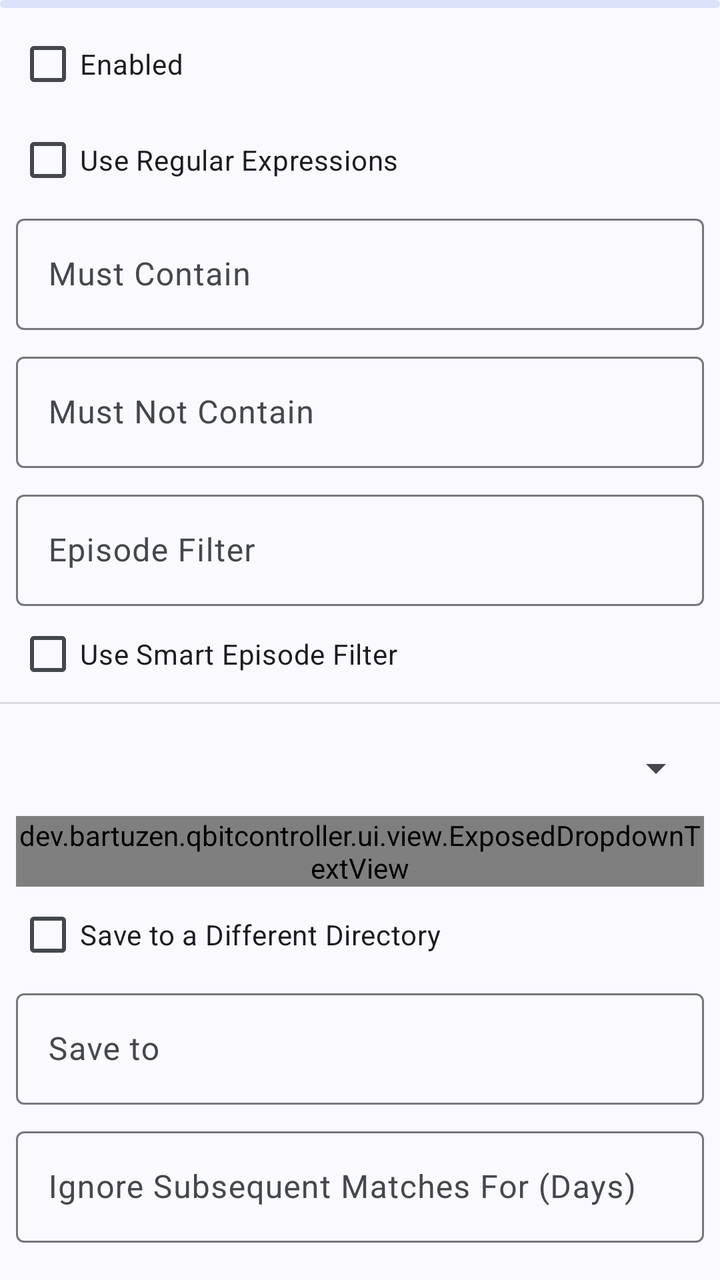
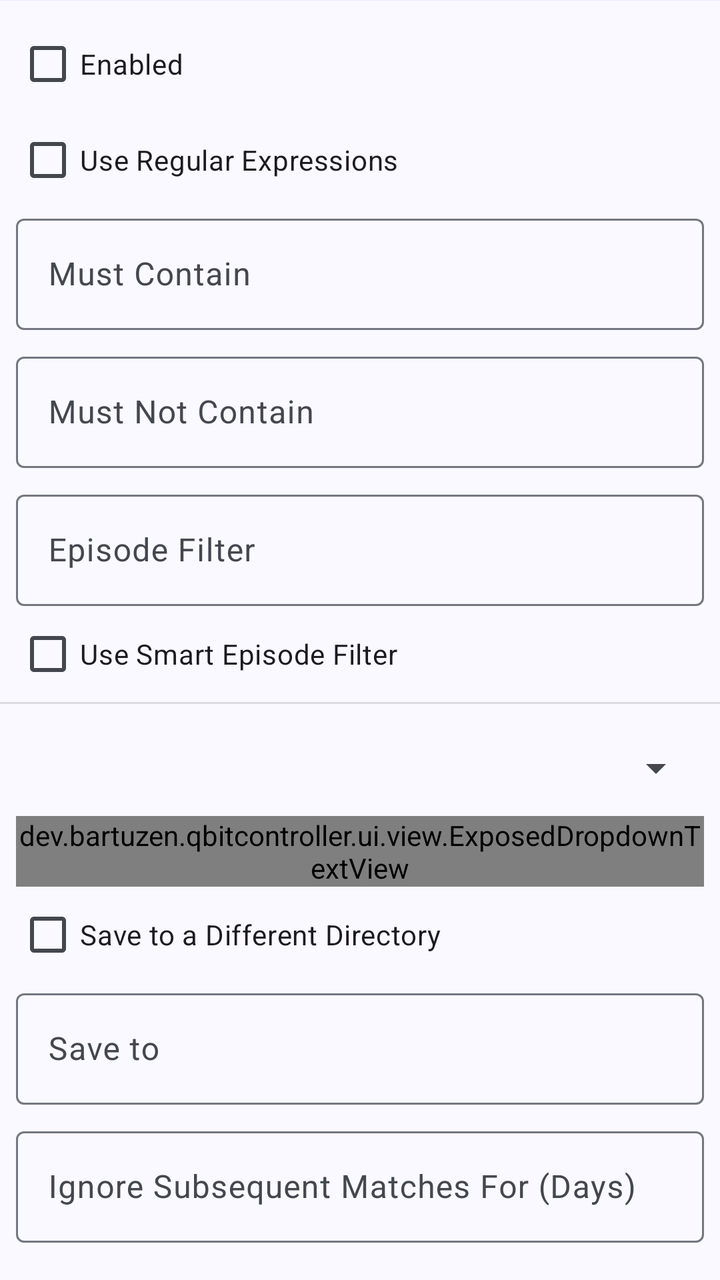

Compare the two renders of this Android layout. The source of the first and the diff that turns it into the second are given below.
<!-- AndroidManifest.xml: application theme AppTheme -->
<!-- res/layout/fragment_edit_rss_rule.xml -->
<?xml version="1.0" encoding="utf-8"?>
<androidx.core.widget.NestedScrollView xmlns:android="http://schemas.android.com/apk/res/android"
    xmlns:app="http://schemas.android.com/apk/res-auto"
    android:id="@+id/scroll_view"
    android:layout_width="match_parent"
    android:layout_height="match_parent"
    android:clipToPadding="false">

    <androidx.constraintlayout.widget.ConstraintLayout
        android:layout_width="match_parent"
        android:layout_height="wrap_content">

        <com.google.android.material.progressindicator.LinearProgressIndicator
            android:id="@+id/progress_indicator"
            android:layout_width="0dp"
            android:layout_height="wrap_content"
            android:indeterminate="true"
            app:layout_constraintEnd_toEndOf="parent"
            app:layout_constraintStart_toStartOf="parent"
            app:layout_constraintTop_toTopOf="parent" />

        <com.google.android.material.checkbox.MaterialCheckBox
            android:id="@+id/checkbox_enabled"
            android:layout_width="0dp"
            android:layout_height="wrap_content"
            android:layout_marginHorizontal="8dp"
            android:layout_marginTop="8dp"
            android:text="@string/rss_rule_enabled"
            app:layout_constraintEnd_toEndOf="parent"
            app:layout_constraintStart_toStartOf="parent"
            app:layout_constraintTop_toTopOf="parent" />

        <com.google.android.material.checkbox.MaterialCheckBox
            android:id="@+id/checkbox_use_regex"
            android:layout_width="0dp"
            android:layout_height="wrap_content"
            android:layout_marginHorizontal="8dp"
            android:text="@string/rss_rule_use_regular_expressions"
            app:layout_constraintEnd_toEndOf="parent"
            app:layout_constraintStart_toStartOf="parent"
            app:layout_constraintTop_toBottomOf="@id/checkbox_enabled" />

        <com.google.android.material.textfield.TextInputLayout
            android:id="@+id/input_layout_must_contain"
            style="@style/Widget.Material3.TextInputLayout.OutlinedBox"
            android:layout_width="0dp"
            android:layout_height="wrap_content"
            android:layout_marginHorizontal="8dp"
            android:hint="@string/rss_rule_must_contain"
            app:layout_constraintEnd_toEndOf="parent"
            app:layout_constraintStart_toStartOf="parent"
            app:layout_constraintTop_toBottomOf="@id/checkbox_use_regex">

            <com.google.android.material.textfield.TextInputEditText
                android:id="@+id/edit_must_contain"
                android:layout_width="match_parent"
                android:layout_height="wrap_content"
                android:inputType="text" />

        </com.google.android.material.textfield.TextInputLayout>

        <com.google.android.material.textfield.TextInputLayout
            android:id="@+id/input_layout_must_not_contain"
            style="@style/Widget.Material3.TextInputLayout.OutlinedBox"
            android:layout_width="0dp"
            android:layout_height="wrap_content"
            android:layout_marginHorizontal="8dp"
            android:layout_marginTop="8dp"
            android:hint="@string/rss_rule_must_not_contain"
            app:layout_constraintEnd_toEndOf="parent"
            app:layout_constraintStart_toStartOf="parent"
            app:layout_constraintTop_toBottomOf="@id/input_layout_must_contain">

            <com.google.android.material.textfield.TextInputEditText
                android:id="@+id/edit_must_not_contain"
                android:layout_width="match_parent"
                android:layout_height="wrap_content"
                android:inputType="text" />

        </com.google.android.material.textfield.TextInputLayout>

        <com.google.android.material.textfield.TextInputLayout
            android:id="@+id/input_layout_episode_filter"
            style="@style/Widget.Material3.TextInputLayout.OutlinedBox"
            android:layout_width="0dp"
            android:layout_height="wrap_content"
            android:layout_marginHorizontal="8dp"
            android:layout_marginTop="8dp"
            android:hint="@string/rss_rule_episode_filter"
            app:layout_constraintEnd_toEndOf="parent"
            app:layout_constraintStart_toStartOf="parent"
            app:layout_constraintTop_toBottomOf="@id/input_layout_must_not_contain">

            <com.google.android.material.textfield.TextInputEditText
                android:id="@+id/edit_episode_filter"
                android:layout_width="match_parent"
                android:layout_height="wrap_content"
                android:inputType="text" />

        </com.google.android.material.textfield.TextInputLayout>

        <com.google.android.material.checkbox.MaterialCheckBox
            android:id="@+id/checkbox_smart_episode_filter"
            android:layout_width="0dp"
            android:layout_height="wrap_content"
            android:layout_marginHorizontal="8dp"
            android:text="@string/rss_rule_use_smart_episode_filter"
            app:layout_constraintEnd_toEndOf="parent"
            app:layout_constraintStart_toStartOf="parent"
            app:layout_constraintTop_toBottomOf="@id/input_layout_episode_filter" />

        <include
            android:id="@+id/divider"
            layout="@layout/item_divider"
            android:layout_width="0dp"
            android:layout_height="wrap_content"
            app:layout_constraintEnd_toEndOf="parent"
            app:layout_constraintStart_toStartOf="parent"
            app:layout_constraintTop_toBottomOf="@id/checkbox_smart_episode_filter" />

        <com.google.android.material.textfield.TextInputLayout
            android:id="@+id/input_layout_category"
            style="@style/Widget.Material3.TextInputLayout.OutlinedBox.ExposedDropdownMenu"
            android:layout_width="0dp"
            android:layout_height="wrap_content"
            android:layout_marginHorizontal="8dp"
            android:layout_marginTop="8dp"
            android:hint="@string/rss_rule_category"
            app:layout_constraintEnd_toEndOf="parent"
            app:layout_constraintStart_toStartOf="parent"
            app:layout_constraintTop_toBottomOf="@id/divider">

            <dev.bartuzen.qbitcontroller.ui.view.ExposedDropdownTextView
                android:id="@+id/dropdown_category"
                android:layout_width="match_parent"
                android:layout_height="wrap_content" />

        </com.google.android.material.textfield.TextInputLayout>

        <com.google.android.material.checkbox.MaterialCheckBox
            android:id="@+id/checkbox_save_path_enabled"
            android:layout_width="0dp"
            android:layout_height="wrap_content"
            android:layout_marginHorizontal="8dp"
            android:text="@string/rss_rule_save_to_a_different_directory"
            app:layout_constraintEnd_toEndOf="parent"
            app:layout_constraintStart_toStartOf="parent"
            app:layout_constraintTop_toBottomOf="@id/input_layout_category" />

        <com.google.android.material.textfield.TextInputLayout
            android:id="@+id/input_layout_save_path"
            style="@style/Widget.Material3.TextInputLayout.OutlinedBox"
            android:layout_width="0dp"
            android:layout_height="wrap_content"
            android:layout_marginHorizontal="8dp"
            android:hint="@string/rss_rule_save_to"
            app:layout_constraintEnd_toEndOf="parent"
            app:layout_constraintStart_toStartOf="parent"
            app:layout_constraintTop_toBottomOf="@id/checkbox_save_path_enabled">

            <com.google.android.material.textfield.TextInputEditText
                android:id="@+id/edit_save_path"
                android:layout_width="match_parent"
                android:layout_height="wrap_content"
                android:inputType="text" />

        </com.google.android.material.textfield.TextInputLayout>

        <com.google.android.material.textfield.TextInputLayout
            android:id="@+id/input_layout_ignore_days"
            style="@style/Widget.Material3.TextInputLayout.OutlinedBox"
            android:layout_width="0dp"
            android:layout_height="wrap_content"
            android:layout_marginHorizontal="8dp"
            android:layout_marginTop="8dp"
            android:hint="@string/rss_rule_ignore_subsequent_matches_for"
            app:layout_constraintEnd_toEndOf="parent"
            app:layout_constraintStart_toStartOf="parent"
            app:layout_constraintTop_toBottomOf="@id/input_layout_save_path">

            <com.google.android.material.textfield.TextInputEditText
                android:id="@+id/edit_ignore_days"
                android:layout_width="match_parent"
                android:layout_height="wrap_content"
                android:inputType="number" />

        </com.google.android.material.textfield.TextInputLayout>

        <com.google.android.material.textfield.TextInputLayout
            android:id="@+id/input_layout_add_paused"
            style="@style/Widget.Material3.TextInputLayout.OutlinedBox.ExposedDropdownMenu"
            android:layout_width="0dp"
            android:layout_height="wrap_content"
            android:layout_marginHorizontal="8dp"
            android:layout_marginTop="8dp"
            android:hint="@string/rss_rule_add_paused"
            app:layout_constraintEnd_toEndOf="parent"
            app:layout_constraintStart_toStartOf="parent"
            app:layout_constraintTop_toBottomOf="@id/input_layout_ignore_days">

            <dev.bartuzen.qbitcontroller.ui.view.ExposedDropdownTextView
                android:id="@+id/dropdown_add_paused"
                android:layout_width="match_parent"
                android:layout_height="wrap_content" />

        </com.google.android.material.textfield.TextInputLayout>

        <com.google.android.material.textfield.TextInputLayout
            android:id="@+id/input_layout_content_layout"
            style="@style/Widget.Material3.TextInputLayout.OutlinedBox.ExposedDropdownMenu"
            android:layout_width="0dp"
            android:layout_height="wrap_content"
            android:layout_marginHorizontal="8dp"
            android:layout_marginTop="8dp"
            android:hint="@string/rss_rule_torrent_content_layout"
            app:layout_constraintEnd_toEndOf="parent"
            app:layout_constraintStart_toStartOf="parent"
            app:layout_constraintTop_toBottomOf="@id/input_layout_add_paused">

            <dev.bartuzen.qbitcontroller.ui.view.ExposedDropdownTextView
                android:id="@+id/dropdown_content_layout"
                android:layout_width="match_parent"
                android:layout_height="wrap_content" />

        </com.google.android.material.textfield.TextInputLayout>

        <include
            android:id="@+id/divider_2"
            layout="@layout/item_divider"
            android:layout_width="0dp"
            android:layout_height="wrap_content"
            android:layout_marginTop="8dp"
            app:layout_constraintEnd_toEndOf="parent"
            app:layout_constraintStart_toStartOf="parent"
            app:layout_constraintTop_toBottomOf="@id/input_layout_content_layout" />

        <TextView
            android:id="@+id/apply_rule_to_feeds"
            android:layout_width="0dp"
            android:layout_height="wrap_content"
            android:layout_marginHorizontal="8dp"
            android:layout_marginTop="8dp"
            android:text="@string/rss_rule_apply_rule_to_feeds"
            app:layout_constraintEnd_toEndOf="parent"
            app:layout_constraintStart_toStartOf="parent"
            app:layout_constraintTop_toBottomOf="@id/divider_2" />

        <com.google.android.material.card.MaterialCardView
            android:id="@+id/card_feeds"
            style="@style/Widget.Material3.CardView.Outlined"
            android:layout_width="0dp"
            android:layout_height="wrap_content"
            android:layout_marginHorizontal="8dp"
            android:layout_marginTop="8dp"
            app:layout_constraintEnd_toEndOf="parent"
            app:layout_constraintStart_toStartOf="parent"
            app:layout_constraintTop_toBottomOf="@id/apply_rule_to_feeds">

            <LinearLayout
                android:id="@+id/layout_feeds"
                android:layout_width="match_parent"
                android:layout_height="wrap_content"
                android:orientation="vertical"
                android:padding="4dp" />

        </com.google.android.material.card.MaterialCardView>

        <View
            android:layout_width="0dp"
            android:layout_height="8dp"
            android:visibility="invisible"
            app:layout_constraintEnd_toEndOf="parent"
            app:layout_constraintStart_toStartOf="parent"
            app:layout_constraintTop_toBottomOf="@id/card_feeds" />

    </androidx.constraintlayout.widget.ConstraintLayout>

</androidx.core.widget.NestedScrollView>
<!-- res/layout/item_divider.xml (included above) -->
<?xml version="1.0" encoding="utf-8"?>
<View xmlns:android="http://schemas.android.com/apk/res/android"
    android:layout_width="match_parent"
    android:layout_height="1dp"
    android:background="?android:listDivider" />
<!-- resources referenced by this layout -->
<resources>
  <string name="rss_rule_add_paused">Add Paused</string>
  <string name="rss_rule_apply_rule_to_feeds">Apply Rule to Feeds</string>
  <string name="rss_rule_category">Category</string>
  <string name="rss_rule_enabled">Enabled</string>
  <string name="rss_rule_episode_filter">Episode Filter</string>
  <string name="rss_rule_ignore_subsequent_matches_for">Ignore Subsequent Matches For (Days)</string>
  <string name="rss_rule_must_contain">Must Contain</string>
  <string name="rss_rule_must_not_contain">Must Not Contain</string>
  <string name="rss_rule_save_to">Save to</string>
  <string name="rss_rule_save_to_a_different_directory">Save to a Different Directory</string>
  <string name="rss_rule_torrent_content_layout">Torrent Content Layout</string>
  <string name="rss_rule_use_regular_expressions">Use Regular Expressions</string>
  <string name="rss_rule_use_smart_episode_filter">Use Smart Episode Filter</string>
  <style name="AppTheme" parent="AppTheme.Base" />
  <color name="md_theme_primary">#415F91</color>
  <color name="md_theme_onPrimary">#FFFFFF</color>
  <color name="md_theme_primaryContainer">#D6E3FF</color>
  <color name="md_theme_onPrimaryContainer">#001B3E</color>
  <color name="md_theme_secondary">#565F71</color>
  <color name="md_theme_onSecondary">#FFFFFF</color>
  <color name="md_theme_secondaryContainer">#DAE2F9</color>
  <color name="md_theme_onSecondaryContainer">#131C2B</color>
  <color name="md_theme_tertiary">#705575</color>
  <color name="md_theme_onTertiary">#FFFFFF</color>
  <color name="md_theme_tertiaryContainer">#FAD8FD</color>
  <color name="md_theme_onTertiaryContainer">#28132E</color>
  <color name="md_theme_error">#BA1A1A</color>
  <color name="md_theme_onError">#FFFFFF</color>
  <color name="md_theme_errorContainer">#FFDAD6</color>
  <color name="md_theme_onErrorContainer">#410002</color>
  <color name="md_theme_background">#F9F9FF</color>
  <color name="md_theme_onBackground">#191C20</color>
  <color name="md_theme_surface">#F9F9FF</color>
  <color name="md_theme_onSurface">#191C20</color>
  <color name="md_theme_surfaceVariant">#E0E2EC</color>
  <color name="md_theme_onSurfaceVariant">#44474E</color>
  <color name="md_theme_outline">#74777F</color>
  <color name="md_theme_outlineVariant">#C4C6D0</color>
  <color name="md_theme_inverseSurface">#2E3036</color>
  <color name="md_theme_inverseOnSurface">#F0F0F7</color>
  <color name="md_theme_inversePrimary">#AAC7FF</color>
  <color name="md_theme_primaryFixed">#D6E3FF</color>
  <color name="md_theme_onPrimaryFixed">#001B3E</color>
  <color name="md_theme_primaryFixedDim">#AAC7FF</color>
  <color name="md_theme_onPrimaryFixedVariant">#284777</color>
  <color name="md_theme_secondaryFixed">#DAE2F9</color>
  <color name="md_theme_onSecondaryFixed">#131C2B</color>
  <color name="md_theme_secondaryFixedDim">#BEC6DC</color>
  <color name="md_theme_onSecondaryFixedVariant">#3E4759</color>
  <color name="md_theme_tertiaryFixed">#FAD8FD</color>
  <color name="md_theme_onTertiaryFixed">#28132E</color>
  <color name="md_theme_tertiaryFixedDim">#DDBCE0</color>
  <color name="md_theme_onTertiaryFixedVariant">#573E5C</color>
  <color name="md_theme_surfaceDim">#D9D9E0</color>
  <color name="md_theme_surfaceBright">#F9F9FF</color>
  <color name="md_theme_surfaceContainerLowest">#FFFFFF</color>
  <color name="md_theme_surfaceContainerLow">#F3F3FA</color>
  <color name="md_theme_surfaceContainer">#EDEDF4</color>
  <color name="md_theme_surfaceContainerHigh">#E7E8EE</color>
  <color name="md_theme_surfaceContainerHighest">#E2E2E9</color>
  <style name="AppTheme.SnackbarTextViewStyle" parent="Widget.Material3.Snackbar.TextView">
          <item name="android:maxLines">15</item>
      </style>
  <!-- unchanged entries left out for length: 1 -->
</resources>

<!-- the commit's change to res/layout/fragment_edit_rss_rule.xml (unified diff, before → after) -->
@@ -15,9 +15,11 @@
             android:layout_width="0dp"
             android:layout_height="wrap_content"
             android:indeterminate="true"
-            app:layout_constraintEnd_toEndOf="parent"
-            app:layout_constraintStart_toStartOf="parent"
-            app:layout_constraintTop_toTopOf="parent" />
+            app:hideAnimationBehavior="outward"
+            app:layout_constraintEnd_toEndOf="parent"
+            app:layout_constraintStart_toStartOf="parent"
+            app:layout_constraintTop_toTopOf="parent"
+            app:showAnimationBehavior="inward" />
 
         <com.google.android.material.checkbox.MaterialCheckBox
             android:id="@+id/checkbox_enabled"
